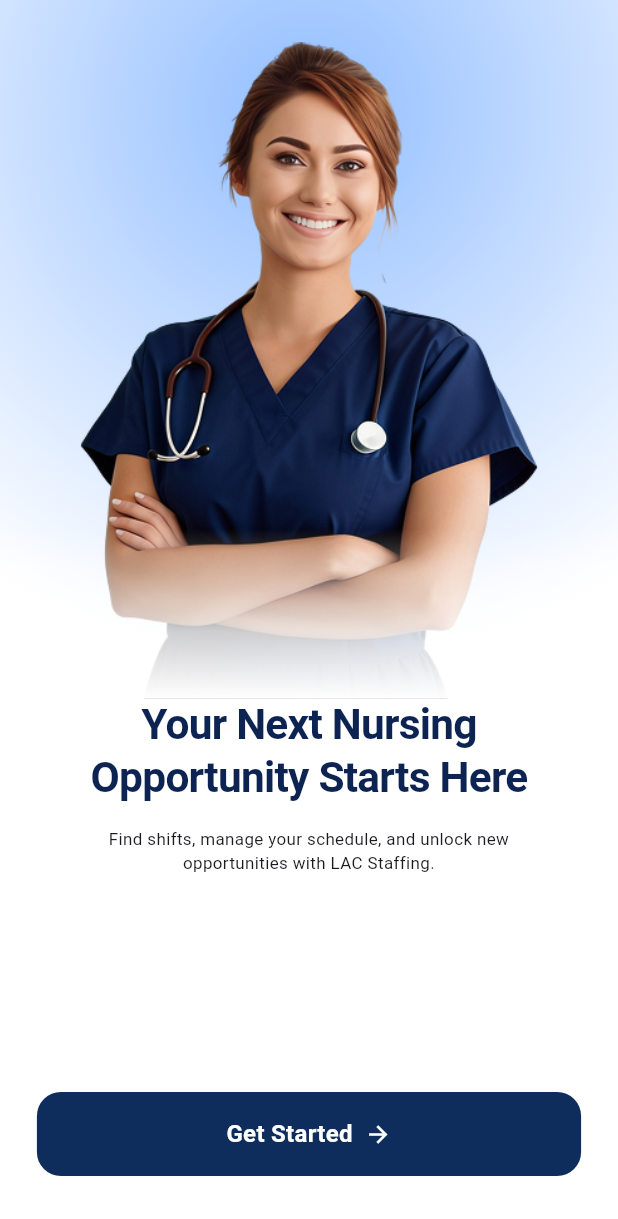
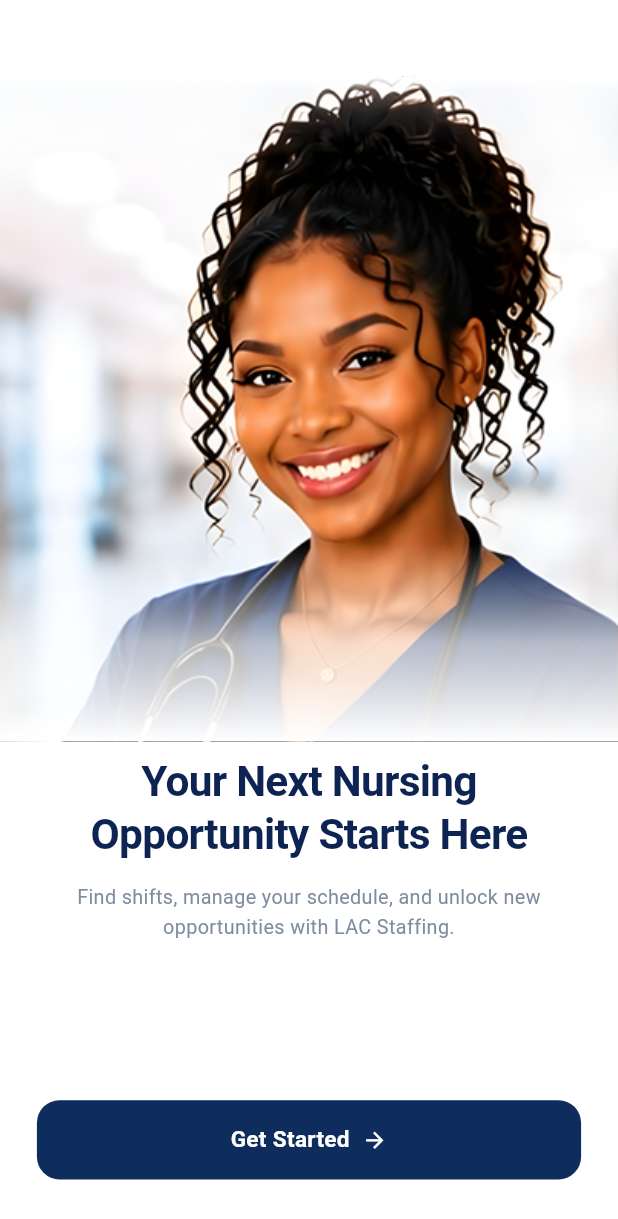
Before and after one commit to rahimuj570/staffing_nursing_app, a Flutter app: the screen it shows after launch, on a phone screen of 412 x 824 dp. Shown: the top 1219 px of the screen. Run offline on Flutter 3.47's test engine with Material 3 defaults, Android fonts, the phone set to English and light mode, and no system bars; our stand-ins replace file_picker, flutter_screenutil, pinput.

Commit message:
refactor: onboard image is changed

```diff
--- a/lib/features/welcome_features/views/get_started_view.dart
+++ b/lib/features/welcome_features/views/get_started_view.dart
@@ -11,62 +11,67 @@ class GetStartedView extends StatelessWidget {
   Widget build(BuildContext context) {
     return Scaffold(
       backgroundColor: Colors.white,
-      body: Column(
+      body: Stack(
         children: [
+          // 2. Main Content Layout
+          Column(
+            children: [
+              // Top Section: Beautiful scaled hero image
               Expanded(
+                flex: 12, // Gives the image ample room to breathe vertically
                 child: Stack(
+                  alignment: Alignment.bottomCenter,
                   children: [
-                // 1. Background Gradient
-                Positioned.fill(
+                    Positioned(
+                      top: 54
+                          .h, // Controls the exact whitespace gap above the nurse's hair
+                      left: 0,
+                      right: 0,
+                      bottom: 0,
+                      child: Image.asset(
+                        AppAssets.getStartedHero,
+                        fit: BoxFit.cover,
+                        alignment: Alignment.topCenter,
+                      ),
+                    ),
+                    Positioned(
+                      top: 54.h,
+                      left: 0,
+                      right: 0,
                       child: Container(
+                        height: 10.h, // Height of the top fade zone
                         decoration: BoxDecoration(
-                      gradient: RadialGradient(
-                        center: Alignment(0.0, -0.87.h),
-                        radius: 1.2.r,
+                          gradient: LinearGradient(
+                            begin: Alignment.topCenter,
+                            end: Alignment.bottomCenter,
                             colors: [
-                          Color(0xff92BEFF), // Light blue center glow
-                          Colors.white, // Fades to solid white
+                              Colors
+                                  .white, // Fades completely from solid white background color
+                              Colors.white.withValues(alpha: 0.7),
+                              Colors.white.withValues(
+                                alpha: 0.0,
+                              ), // Melts seamlessly into the image
                             ],
-                        stops: [0.0, 0.8],
+                            stops: const [0.0, 0.4, 1.0],
                           ),
                         ),
                       ),
                     ),
 
-                // 2. Main Content Layout
-                SafeArea(
-                  bottom: false,
-                  child: Column(
-                    children: [
-                      SizedBox(height: 30.h),
-                      // Top half: Nurse image with a bottom fade overlay
-                      Expanded(
-                        flex: 11,
-                        child: Stack(
-                          alignment: Alignment.bottomCenter,
-                          children: [
-                            // Image asset
-                            Positioned.fill(
-                              child: Image.asset(
-                                AppAssets.getStartedHero,
-                                fit: Alignment.topCenter == Alignment.topCenter
-                                    ? BoxFit.contain
-                                    : BoxFit.cover,
-                              ),
-                            ),
-                            // Soft white gradient overlay at the bottom of the image to blend it smoothly
+                    // Soft white gradient overlay at the bottom to blend seamlessly into text
                     Container(
-                              height: 120.h,
+                      height:
+                          140.h, // Slightly taller blend for an immersive look
                       decoration: BoxDecoration(
                         gradient: LinearGradient(
                           begin: Alignment.topCenter,
                           end: Alignment.bottomCenter,
                           colors: [
                             Colors.white.withValues(alpha: 0.0),
-                                    Colors.white.withValues(alpha: 0.8),
+                            Colors.white.withValues(alpha: 0.7),
                             Colors.white,
                           ],
-                                  stops: const [0.0, 0.6, 1.0],
+                          stops: const [0.0, 0.5, 1.0],
                         ),
                       ),
                     ),
@@ -74,14 +79,15 @@ class GetStartedView extends StatelessWidget {
                 ),
               ),
 
-                      // Bottom half: Typography and Action Button
+              // Bottom Section: Typography and Action Button
               Expanded(
-                        flex: 9,
+                flex: 8,
                 child: Padding(
                   padding: EdgeInsets.symmetric(horizontal: 24.0.w),
                   child: Column(
                     mainAxisAlignment: MainAxisAlignment.start,
                     children: [
+                      SizedBox(height: 10.h),
                       // Main Headline
                       Text(
                         'Your Next Nursing\nOpportunity Starts Here',
@@ -89,33 +95,32 @@ class GetStartedView extends StatelessWidget {
                         style: TextStyle(
                           fontSize: 30.sp,
                           fontWeight: FontWeight.bold,
-                                  color: Color(0xFF0D2352), // Deep navy blue
+                          color: const Color(0xFF0D2352), // Deep navy blue
                           height: 1.25,
                           letterSpacing: -0.5,
                         ),
                       ),
                       SizedBox(height: 16.h),
+
                       // Subtitle text
                       Padding(
-                                padding: EdgeInsets.symmetric(
-                                  horizontal: 12.0.w,
-                                ),
-                                // style: TextStyle(
-                                //   fontSize: 14,
-                                //   color: Color(0xFF7E8CA0), // Muted slate gray
-                                //   height: 1.5,
-                                // ),
+                        padding: EdgeInsets.symmetric(horizontal: 12.0.w),
                         child: Text(
                           'Find shifts, manage your schedule, and unlock new opportunities with LAC Staffing.',
                           textAlign: TextAlign.center,
-                                  style: TextStyle(fontSize: 12.sp),
+                          style: TextStyle(
+                            fontSize: 14.sp,
+                            color: const Color(0xFF7E8CA0), // Muted slate gray
+                            height: 1.5,
+                          ),
                         ),
                       ),
                       const Spacer(),
+
                       // Primary CTA Button
                       SizedBox(
                         width: double.infinity,
-                                height: 56,
+                        height: 56.h,
                         child: ElevatedButton(
                           onPressed: () {
                             context.push(LoginViews());
@@ -126,40 +131,36 @@ class GetStartedView extends StatelessWidget {
                             ), // Dark Navy
                             foregroundColor: Colors.white,
                             shape: RoundedRectangleBorder(
-                                      borderRadius: BorderRadius.circular(16),
+                              borderRadius: BorderRadius.circular(16.r),
                             ),
                             elevation: 0,
                           ),
-                                  child: const Row(
+                          child: Row(
                             mainAxisAlignment: MainAxisAlignment.center,
                             children: [
                               Text(
                                 'Get Started',
                                 style: TextStyle(
-                                          fontSize: 16,
+                                  fontSize: 16.sp,
                                   fontWeight: FontWeight.w600,
                                   letterSpacing: 0.2,
                                 ),
                               ),
-                                      SizedBox(width: 8),
-                                      Icon(Icons.arrow_forward, size: 18),
+                              SizedBox(width: 8.w),
+                              Icon(Icons.arrow_forward, size: 18.sp),
                             ],
                           ),
                         ),
                       ),
-                              const SizedBox(
-                                height: 40,
-                              ), // Safe spacing for bottom navigation lines
+                      SizedBox(
+                        height: 40.h,
+                      ), // Clear of native OS gesture navigation bars
                     ],
                   ),
                 ),
               ),
             ],
           ),
-                ),
-              ],
-            ),
-          ),
         ],
       ),
     );
```
Also changed, not shown: assets/images/get_started_hero.png. Lines whose indentation alone changed are shown as unchanged.
